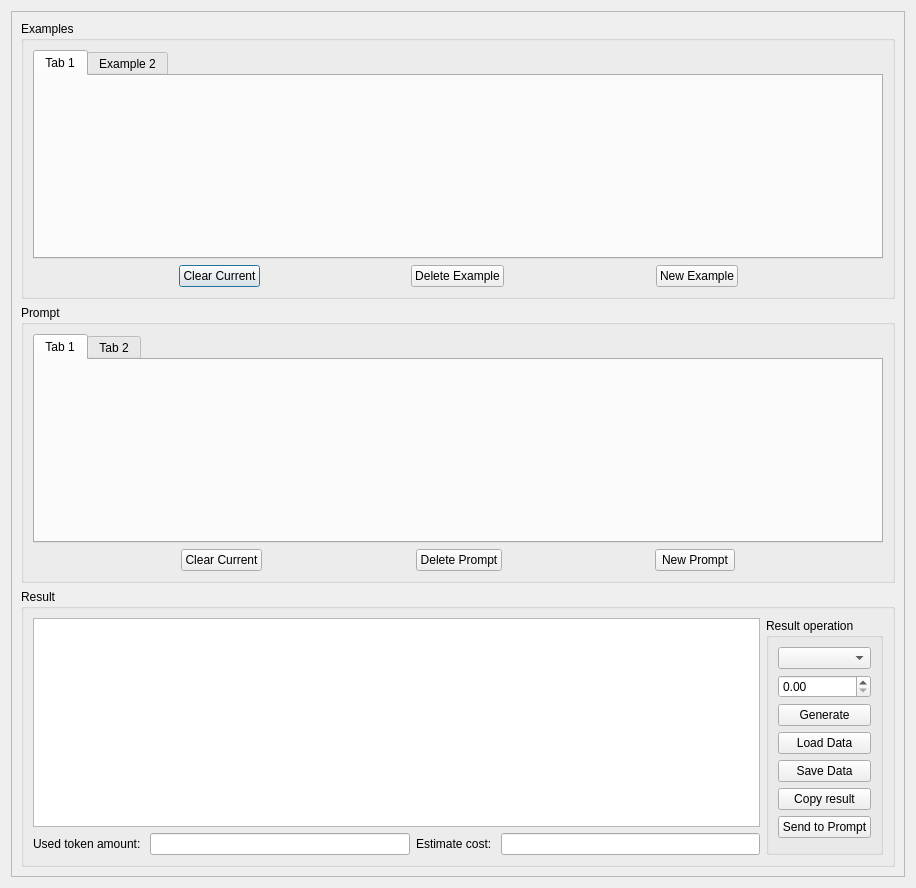
Before: the Qt Designer form ui/generate_dialog.ui in CasinoHe/GenerateCodeUseGPT, drawn with Qt 5.
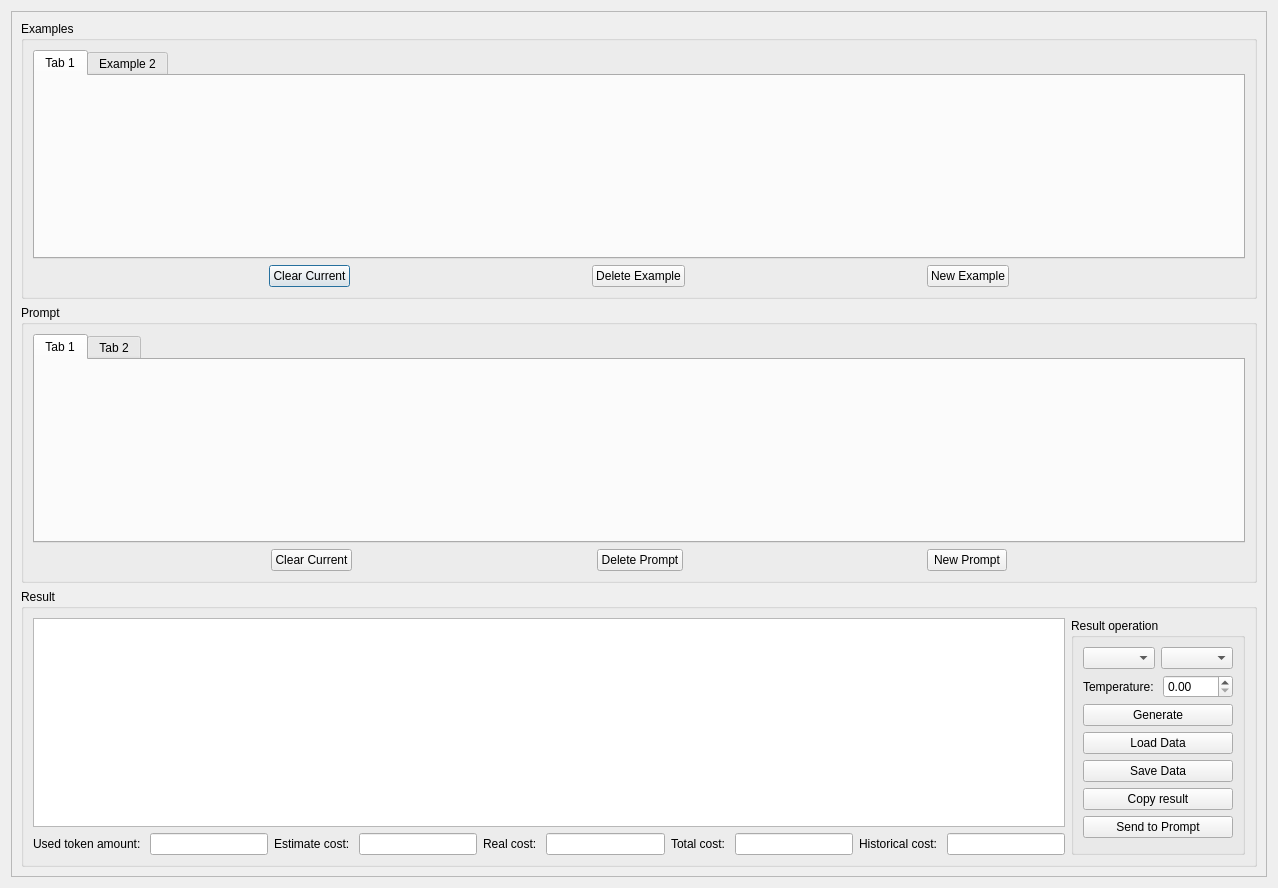
After: the same form once the commit is applied.

What changed in the file:
```diff
--- a/ui/generate_dialog.ui
+++ b/ui/generate_dialog.ui
@@ -6,7 +6,7 @@
    <rect>
     <x>0</x>
     <y>0</y>
-    <width>916</width>
+    <width>1278</width>
     <height>888</height>
    </rect>
   </property>
@@ -24,7 +24,7 @@
        <rect>
         <x>0</x>
         <y>0</y>
-        <width>896</width>
+        <width>1258</width>
         <height>868</height>
        </rect>
       </property>
@@ -296,6 +296,36 @@
                     </property>
                    </widget>
                   </item>
+                  <item>
+                   <widget class="QLabel" name="labelRealCost">
+                    <property name="text">
+                     <string>Real cost: </string>
+                    </property>
+                   </widget>
+                  </item>
+                  <item>
+                   <widget class="QLineEdit" name="lineEdit"/>
+                  </item>
+                  <item>
+                   <widget class="QLabel" name="label_3">
+                    <property name="text">
+                     <string>Total cost: </string>
+                    </property>
+                   </widget>
+                  </item>
+                  <item>
+                   <widget class="QLineEdit" name="lineEditTotalCost"/>
+                  </item>
+                  <item>
+                   <widget class="QLabel" name="label_2">
+                    <property name="text">
+                     <string>Historical cost: </string>
+                    </property>
+                   </widget>
+                  </item>
+                  <item>
+                   <widget class="QLineEdit" name="lineEditHistoricalCost"/>
+                  </item>
                  </layout>
                 </item>
                </layout>
@@ -311,6 +341,11 @@
                    <item>
                     <layout class="QVBoxLayout" name="verticalLayout_5">
                      <item>
+                      <layout class="QHBoxLayout" name="horizontalLayout_4">
+                       <item>
+                        <widget class="QComboBox" name="comboBoxSupplyName"/>
+                       </item>
+                       <item>
                       <widget class="QComboBox" name="comboBoxModel">
                        <property name="toolTip">
                         <string extracomment="Choose which model to use, for example, GPT-4"/>
@@ -323,6 +358,17 @@
                        </property>
                       </widget>
                      </item>
+                      </layout>
+                     </item>
+                     <item>
+                      <layout class="QHBoxLayout" name="horizontalLayout_5">
+                       <item>
+                        <widget class="QLabel" name="label">
+                         <property name="text">
+                          <string>Temperature: </string>
+                         </property>
+                        </widget>
+                       </item>
                      <item>
                       <widget class="QDoubleSpinBox" name="doubleSpinBoxTemperature">
                        <property name="maximum">
@@ -332,6 +378,8 @@
                         <double>0.050000000000000</double>
                        </property>
                       </widget>
+                       </item>
+                      </layout>
                      </item>
                      <item>
                       <widget class="QPushButton" name="pushButtonGenerateResult">
```
Lines whose indentation alone changed are shown as unchanged.
